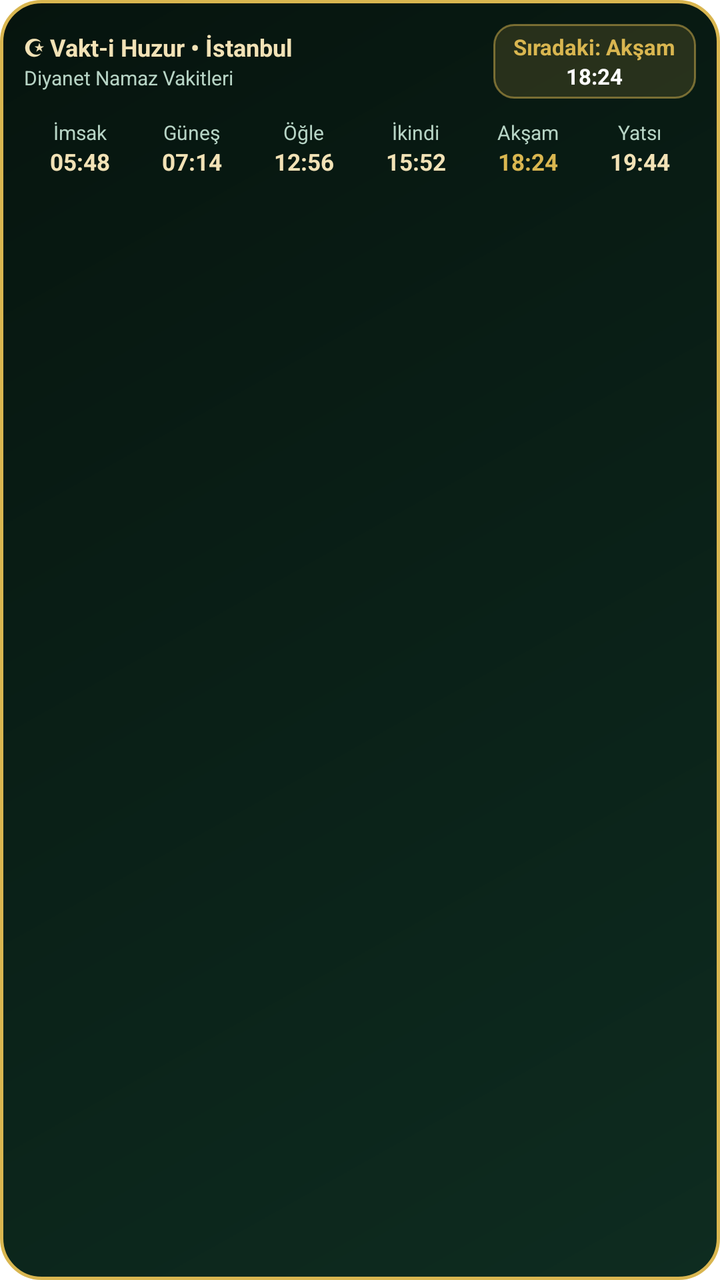
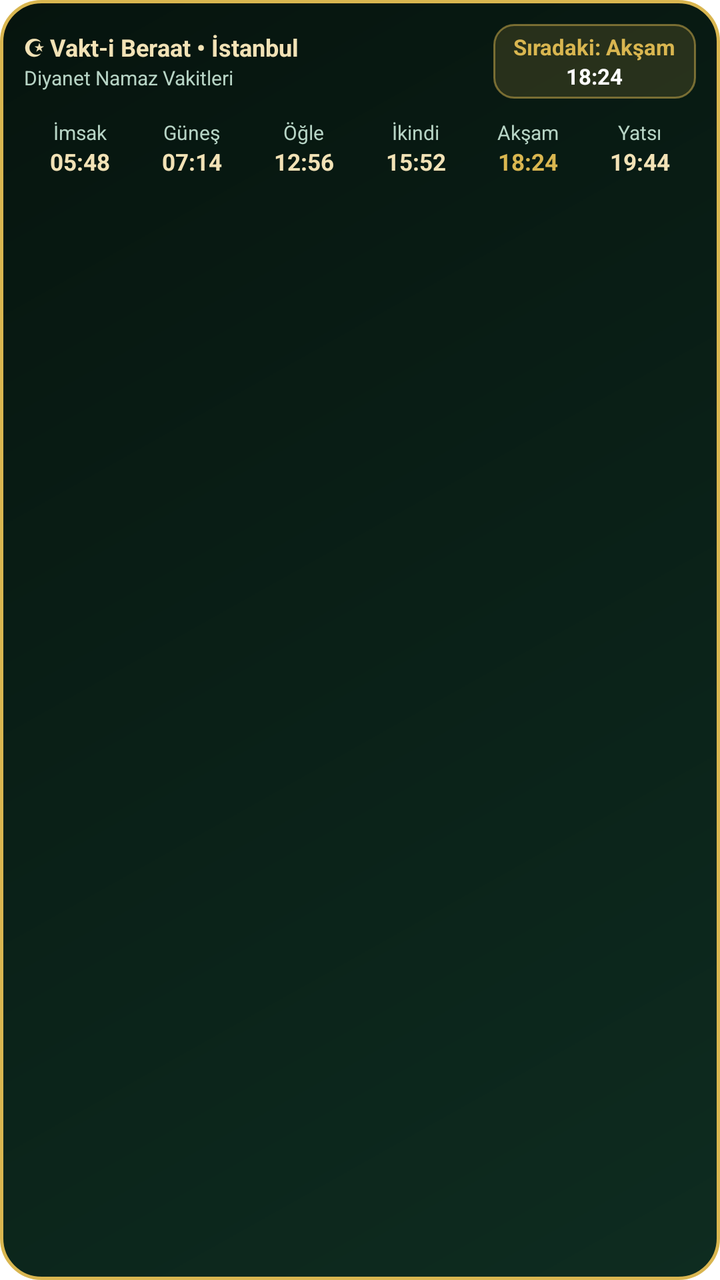

An Android layout rendered at two revisions. The XML below is the earlier revision; the diff shows what the commit changed to produce the second picture.
<!-- AndroidManifest.xml: fallback theme Theme.MaterialComponents.DayNight.NoActionBar -->
<!-- res/layout/vakti_huzur_namaz_widget.xml -->
<?xml version="1.0" encoding="utf-8"?>
<LinearLayout xmlns:android="http://schemas.android.com/apk/res/android"
    android:id="@+id/widget_namaz_root"
    android:layout_width="match_parent"
    android:layout_height="match_parent"
    android:background="@drawable/widget_bg_emerald_gold"
    android:orientation="vertical"
    android:padding="12dp">

    
    <LinearLayout
        android:layout_width="match_parent"
        android:layout_height="wrap_content"
        android:gravity="center_vertical"
        android:orientation="horizontal">

        <LinearLayout
            android:layout_width="0dp"
            android:layout_height="wrap_content"
            android:layout_weight="1"
            android:orientation="vertical">

            <TextView
                android:id="@+id/tv_widget_baslik"
                android:layout_width="wrap_content"
                android:layout_height="wrap_content"
                android:text="☪ Vakt-i Huzur • İstanbul"
                android:textColor="#F2E2B6"
                android:textSize="12sp"
                android:textStyle="bold" />

            <TextView
                android:id="@+id/tv_widget_hicri"
                android:layout_width="wrap_content"
                android:layout_height="wrap_content"
                android:text="Diyanet Namaz Vakitleri"
                android:textColor="#B7D4C5"
                android:textSize="10sp" />
        </LinearLayout>

        <LinearLayout
            android:layout_width="wrap_content"
            android:layout_height="wrap_content"
            android:background="@drawable/widget_badge_gold"
            android:gravity="center"
            android:orientation="vertical"
            android:paddingLeft="10dp"
            android:paddingTop="4dp"
            android:paddingRight="10dp"
            android:paddingBottom="4dp">

            <TextView
                android:id="@+id/tv_siradaki_vakit"
                android:layout_width="wrap_content"
                android:layout_height="wrap_content"
                android:text="Sıradaki: Akşam"
                android:textColor="#D9B650"
                android:textSize="11sp"
                android:textStyle="bold" />

            <TextView
                android:id="@+id/tv_kalan_sure"
                android:layout_width="wrap_content"
                android:layout_height="wrap_content"
                android:text="18:24"
                android:textColor="#FFFFFF"
                android:textSize="11sp"
                android:textStyle="bold" />
        </LinearLayout>
    </LinearLayout>

    
    <LinearLayout
        android:layout_width="match_parent"
        android:layout_height="wrap_content"
        android:layout_marginTop="10dp"
        android:gravity="center"
        android:orientation="horizontal"
        android:weightSum="6">

        <LinearLayout
            android:layout_width="0dp"
            android:layout_height="wrap_content"
            android:layout_weight="1"
            android:gravity="center"
            android:orientation="vertical">
            <TextView
                android:layout_width="wrap_content"
                android:layout_height="wrap_content"
                android:text="İmsak"
                android:textColor="#B7D4C5"
                android:textSize="10sp" />
            <TextView
                android:id="@+id/tv_vakit_imsak"
                android:layout_width="wrap_content"
                android:layout_height="wrap_content"
                android:text="05:48"
                android:textColor="#F2E2B6"
                android:textSize="11.5sp"
                android:textStyle="bold" />
        </LinearLayout>

        <LinearLayout
            android:layout_width="0dp"
            android:layout_height="wrap_content"
            android:layout_weight="1"
            android:gravity="center"
            android:orientation="vertical">
            <TextView
                android:layout_width="wrap_content"
                android:layout_height="wrap_content"
                android:text="Güneş"
                android:textColor="#B7D4C5"
                android:textSize="10sp" />
            <TextView
                android:id="@+id/tv_vakit_gunes"
                android:layout_width="wrap_content"
                android:layout_height="wrap_content"
                android:text="07:14"
                android:textColor="#F2E2B6"
                android:textSize="11.5sp"
                android:textStyle="bold" />
        </LinearLayout>

        <LinearLayout
            android:layout_width="0dp"
            android:layout_height="wrap_content"
            android:layout_weight="1"
            android:gravity="center"
            android:orientation="vertical">
            <TextView
                android:layout_width="wrap_content"
                android:layout_height="wrap_content"
                android:text="Öğle"
                android:textColor="#B7D4C5"
                android:textSize="10sp" />
            <TextView
                android:id="@+id/tv_vakit_ogle"
                android:layout_width="wrap_content"
                android:layout_height="wrap_content"
                android:text="12:56"
                android:textColor="#F2E2B6"
                android:textSize="11.5sp"
                android:textStyle="bold" />
        </LinearLayout>

        <LinearLayout
            android:layout_width="0dp"
            android:layout_height="wrap_content"
            android:layout_weight="1"
            android:gravity="center"
            android:orientation="vertical">
            <TextView
                android:layout_width="wrap_content"
                android:layout_height="wrap_content"
                android:text="İkindi"
                android:textColor="#B7D4C5"
                android:textSize="10sp" />
            <TextView
                android:id="@+id/tv_vakit_ikindi"
                android:layout_width="wrap_content"
                android:layout_height="wrap_content"
                android:text="15:52"
                android:textColor="#F2E2B6"
                android:textSize="11.5sp"
                android:textStyle="bold" />
        </LinearLayout>

        <LinearLayout
            android:layout_width="0dp"
            android:layout_height="wrap_content"
            android:layout_weight="1"
            android:gravity="center"
            android:orientation="vertical">
            <TextView
                android:layout_width="wrap_content"
                android:layout_height="wrap_content"
                android:text="Akşam"
                android:textColor="#B7D4C5"
                android:textSize="10sp" />
            <TextView
                android:id="@+id/tv_vakit_aksam"
                android:layout_width="wrap_content"
                android:layout_height="wrap_content"
                android:text="18:24"
                android:textColor="#D9B650"
                android:textSize="11.5sp"
                android:textStyle="bold" />
        </LinearLayout>

        <LinearLayout
            android:layout_width="0dp"
            android:layout_height="wrap_content"
            android:layout_weight="1"
            android:gravity="center"
            android:orientation="vertical">
            <TextView
                android:layout_width="wrap_content"
                android:layout_height="wrap_content"
                android:text="Yatsı"
                android:textColor="#B7D4C5"
                android:textSize="10sp" />
            <TextView
                android:id="@+id/tv_vakit_yatsi"
                android:layout_width="wrap_content"
                android:layout_height="wrap_content"
                android:text="19:44"
                android:textColor="#F2E2B6"
                android:textSize="11.5sp"
                android:textStyle="bold" />
        </LinearLayout>
    </LinearLayout>
</LinearLayout>
<!-- resources referenced by this layout -->
<resources>
  <!-- drawable widget_badge_gold (drawable) -->
  <?xml version="1.0" encoding="utf-8"?>
  <shape xmlns:android="http://schemas.android.com/apk/res/android"
      android:shape="rectangle">
      <solid android:color="#26D9B650" />
      <corners android:radius="10dp" />
      <stroke
          android:width="1dp"
          android:color="#80D9B650" />
  </shape>
  <!-- drawable widget_bg_emerald_gold (drawable) -->
  <?xml version="1.0" encoding="utf-8"?>
  <shape xmlns:android="http://schemas.android.com/apk/res/android"
      android:shape="rectangle">
      <gradient
          android:angle="135"
          android:startColor="#0E2C20"
          android:centerColor="#0A2017"
          android:endColor="#06140E"
          android:type="linear" />
      <corners android:radius="20dp" />
      <stroke
          android:width="1.5dp"
          android:color="#D9B650" />
  </shape>
</resources>

<!-- the commit's change to res/layout/vakti_huzur_namaz_widget.xml (unified diff, before → after) -->
@@ -24,7 +24,7 @@
                 android:id="@+id/tv_widget_baslik"
                 android:layout_width="wrap_content"
                 android:layout_height="wrap_content"
-                android:text="☪ Vakt-i Huzur • İstanbul"
+                android:text="☪ Vakt-i Beraat • İstanbul"
                 android:textColor="#F2E2B6"
                 android:textSize="12sp"
                 android:textStyle="bold" />
@@ -85,6 +85,7 @@
             android:gravity="center"
             android:orientation="vertical">
             <TextView
+                android:id="@+id/tv_etiket_imsak"
                 android:layout_width="wrap_content"
                 android:layout_height="wrap_content"
                 android:text="İmsak"
@@ -107,6 +108,7 @@
             android:gravity="center"
             android:orientation="vertical">
             <TextView
+                android:id="@+id/tv_etiket_gunes"
                 android:layout_width="wrap_content"
                 android:layout_height="wrap_content"
                 android:text="Güneş"
@@ -129,6 +131,7 @@
             android:gravity="center"
             android:orientation="vertical">
             <TextView
+                android:id="@+id/tv_etiket_ogle"
                 android:layout_width="wrap_content"
                 android:layout_height="wrap_content"
                 android:text="Öğle"
@@ -151,6 +154,7 @@
             android:gravity="center"
             android:orientation="vertical">
             <TextView
+                android:id="@+id/tv_etiket_ikindi"
                 android:layout_width="wrap_content"
                 android:layout_height="wrap_content"
                 android:text="İkindi"
@@ -173,6 +177,7 @@
             android:gravity="center"
             android:orientation="vertical">
             <TextView
+                android:id="@+id/tv_etiket_aksam"
                 android:layout_width="wrap_content"
                 android:layout_height="wrap_content"
                 android:text="Akşam"
@@ -195,6 +200,7 @@
             android:gravity="center"
             android:orientation="vertical">
             <TextView
+                android:id="@+id/tv_etiket_yatsi"
                 android:layout_width="wrap_content"
                 android:layout_height="wrap_content"
                 android:text="Yatsı"
